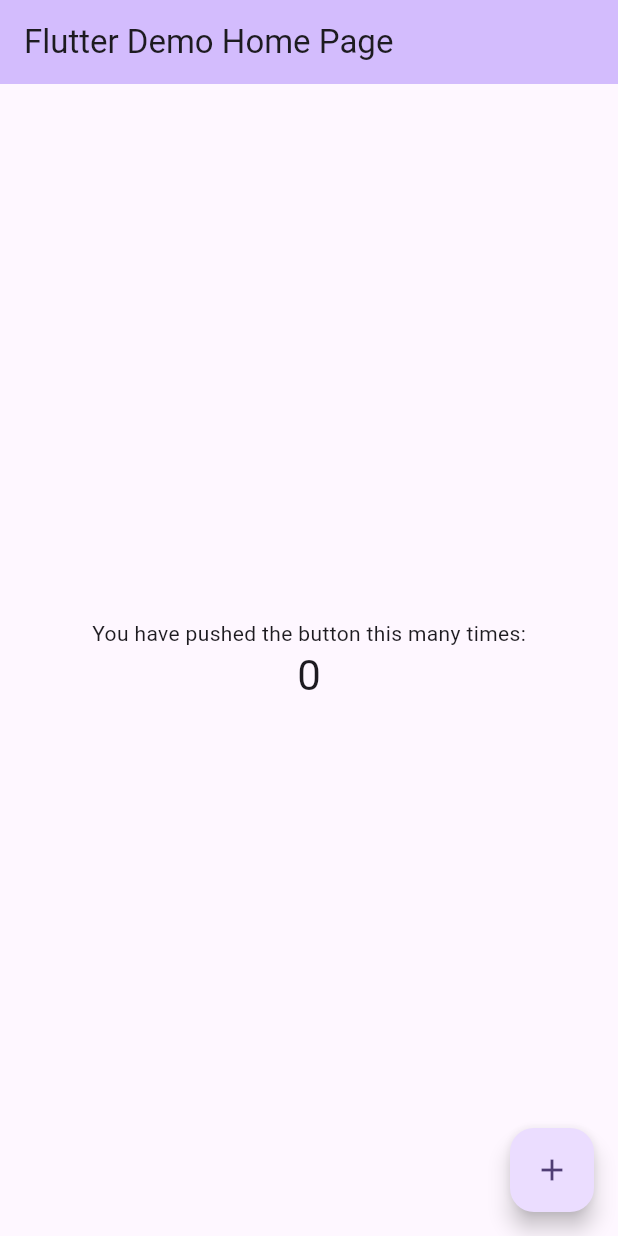
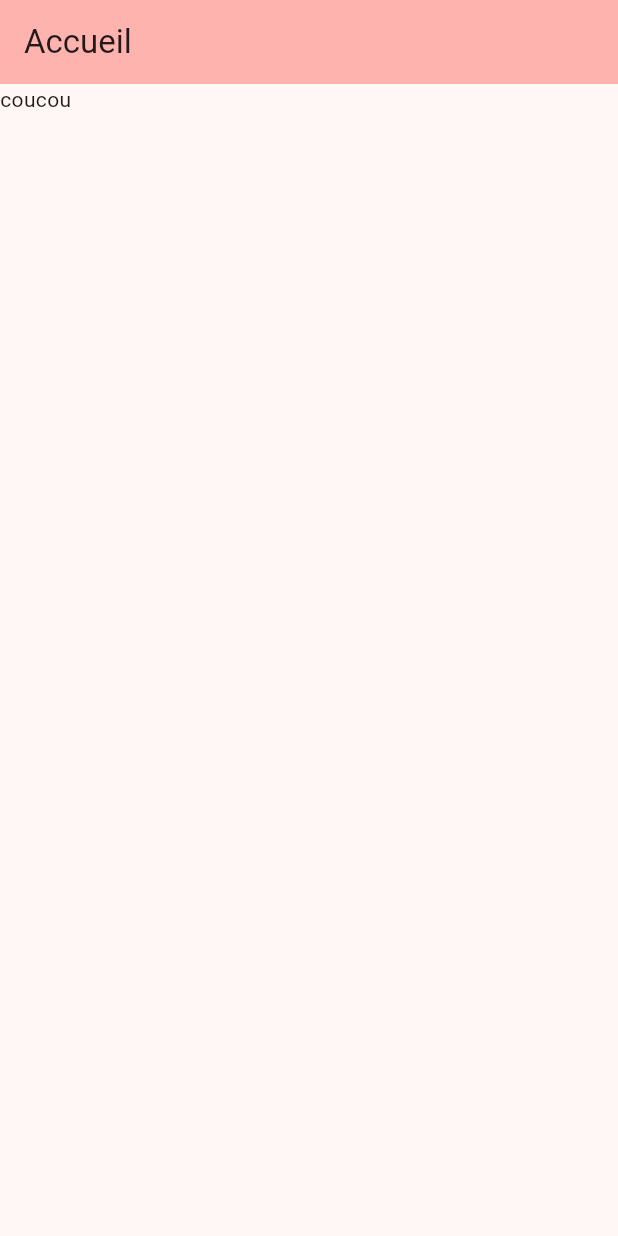
Before and after one commit to teovlt/mobile_event_app, a Flutter app: the screen it shows after launch, on a phone screen of 412 x 824 dp. Run offline on Flutter 3.47's test engine with Material 3 defaults, Android fonts, the phone set to English and light mode, and no system bars; our stand-ins replace firebase_core; accounts and stored records are empty.

```diff
--- a/lib/main.dart
+++ b/lib/main.dart
@@ -1,122 +1,27 @@
+import 'package:app/pages/landing_page.dart';
 import 'package:flutter/material.dart';
+import 'package:firebase_core/firebase_core.dart';
+import 'config/firebase_options.dart';
 
-void main() {
-  runApp(const MyApp());
+Future<void> main() async {
+  WidgetsFlutterBinding.ensureInitialized();
+  await Firebase.initializeApp(options: DefaultFirebaseOptions.currentPlatform);
+  runApp(const MainApp());
 }
 
-class MyApp extends StatelessWidget {
-  const MyApp({super.key});
+class MainApp extends StatelessWidget {
+  const MainApp({super.key});
 
-  // This widget is the root of your application.
   @override
   Widget build(BuildContext context) {
     return MaterialApp(
-      title: 'Flutter Demo',
+      title: 'Mobile Event App',
       theme: ThemeData(
-        // This is the theme of your application.
-        //
-        // TRY THIS: Try running your application with "flutter run". You'll see
-        // the application has a purple toolbar. Then, without quitting the app,
-        // try changing the seedColor in the colorScheme below to Colors.green
-        // and then invoke "hot reload" (save your changes or press the "hot
-        // reload" button in a Flutter-supported IDE, or press "r" if you used
-        // the command line to start the app).
-        //
-        // Notice that the counter didn't reset back to zero; the application
-        // state is not lost during the reload. To reset the state, use hot
-        // restart instead.
-        //
-        // This works for code too, not just values: Most code changes can be
-        // tested with just a hot reload.
-        colorScheme: ColorScheme.fromSeed(seedColor: Colors.deepPurple),
+        colorScheme: ColorScheme.fromSeed(seedColor: Colors.redAccent),
+        useMaterial3: true,
       ),
-      home: const MyHomePage(title: 'Flutter Demo Home Page'),
+      debugShowCheckedModeBanner: false,
+      home: LandingPage(),
     );
   }
 }
-
-class MyHomePage extends StatefulWidget {
-  const MyHomePage({super.key, required this.title});
-
-  // This widget is the home page of your application. It is stateful, meaning
-  // that it has a State object (defined below) that contains fields that affect
-  // how it looks.
-
-  // This class is the configuration for the state. It holds the values (in this
-  // case the title) provided by the parent (in this case the App widget) and
-  // used by the build method of the State. Fields in a Widget subclass are
-  // always marked "final".
-
-  final String title;
-
-  @override
-  State<MyHomePage> createState() => _MyHomePageState();
-}
-
-class _MyHomePageState extends State<MyHomePage> {
-  int _counter = 0;
-
-  void _incrementCounter() {
-    setState(() {
-      // This call to setState tells the Flutter framework that something has
-      // changed in this State, which causes it to rerun the build method below
-      // so that the display can reflect the updated values. If we changed
-      // _counter without calling setState(), then the build method would not be
-      // called again, and so nothing would appear to happen.
-      _counter++;
-    });
-  }
-
-  @override
-  Widget build(BuildContext context) {
-    // This method is rerun every time setState is called, for instance as done
-    // by the _incrementCounter method above.
-    //
-    // The Flutter framework has been optimized to make rerunning build methods
-    // fast, so that you can just rebuild anything that needs updating rather
-    // than having to individually change instances of widgets.
-    return Scaffold(
-      appBar: AppBar(
-        // TRY THIS: Try changing the color here to a specific color (to
-        // Colors.amber, perhaps?) and trigger a hot reload to see the AppBar
-        // change color while the other colors stay the same.
-        backgroundColor: Theme.of(context).colorScheme.inversePrimary,
-        // Here we take the value from the MyHomePage object that was created by
-        // the App.build method, and use it to set our appbar title.
-        title: Text(widget.title),
-      ),
-      body: Center(
-        // Center is a layout widget. It takes a single child and positions it
-        // in the middle of the parent.
-        child: Column(
-          // Column is also a layout widget. It takes a list of children and
-          // arranges them vertically. By default, it sizes itself to fit its
-          // children horizontally, and tries to be as tall as its parent.
-          //
-          // Column has various properties to control how it sizes itself and
-          // how it positions its children. Here we use mainAxisAlignment to
-          // center the children vertically; the main axis here is the vertical
-          // axis because Columns are vertical (the cross axis would be
-          // horizontal).
-          //
-          // TRY THIS: Invoke "debug painting" (choose the "Toggle Debug Paint"
-          // action in the IDE, or press "p" in the console), to see the
-          // wireframe for each widget.
-          mainAxisAlignment: MainAxisAlignment.center,
-          children: <Widget>[
-            const Text('You have pushed the button this many times:'),
-            Text(
-              '$_counter',
-              style: Theme.of(context).textTheme.headlineMedium,
-            ),
-          ],
-        ),
-      ),
-      floatingActionButton: FloatingActionButton(
-        onPressed: _incrementCounter,
-        tooltip: 'Increment',
-        child: const Icon(Icons.add),
-      ), // This trailing comma makes auto-formatting nicer for build methods.
-    );
-  }
-}
--- /dev/null
+++ b/lib/pages/landing_page.dart
@@ -0,0 +1,16 @@
+import 'package:flutter/material.dart';
+
+class LandingPage extends StatelessWidget {
+  const LandingPage({super.key});
+
+  @override
+  Widget build(BuildContext context) {
+    return Scaffold(
+      appBar: AppBar(
+        title: Text("Accueil"),
+        backgroundColor: Theme.of(context).colorScheme.inversePrimary,
+      ),
+      body: const Text('coucou'),
+    );
+  }
+}
--- a/pubspec.yaml
+++ b/pubspec.yaml
@@ -34,6 +34,7 @@ dependencies:
   # The following adds the Cupertino Icons font to your application.
   # Use with the CupertinoIcons class for iOS style icons.
   cupertino_icons: ^1.0.8
+  firebase_core: ^3.13.0
 
 dev_dependencies:
   flutter_test:
```
Also changed, not shown: firebase.json (added), lib/config/firebase_options.dart (added), pubspec.lock, 7 other files.
